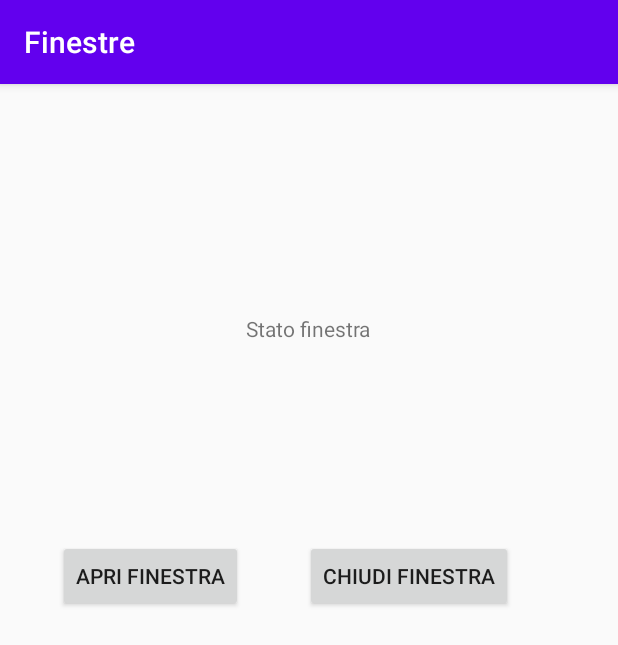
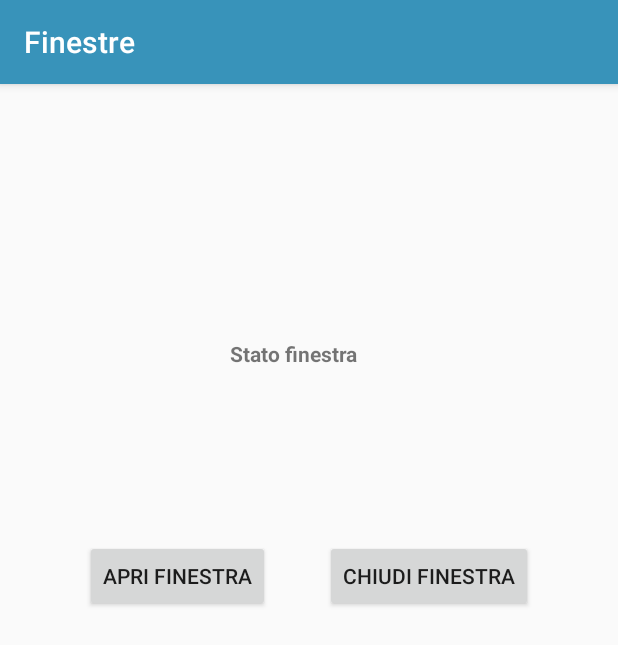
Before and after one commit to apanariello4/iot-clean-air, an Android app: the CommandArduino screen opened directly, with no data from a screen before it, on a phone screen of 412 x 824 dp. Shown: the top 645 px of the screen. Run offline under Robolectric (Android 15) with nearby library versions, the phone set to English and light mode, and no system bars; libraries missing offline, so code that uses them is left out: org.eclipse.paho; 3 statements that could not run were skipped.

```diff
--- a/Client-app (mobile)/app/src/main/java/com/example/finestre/CommandArduino.java
+++ b/Client-app (mobile)/app/src/main/java/com/example/finestre/CommandArduino.java
@@ -37,8 +37,9 @@ public class CommandArduino extends AppCompatActivity {
 
     TextView tv, qrcode;
     Button btn1, btn2;
-    private String server = "http://151.81.17.207:5000";
-    private String url = "http://151.81.17.207:5000/api/v1/sensor/status?uuid=";
+    private String server = "http://151.81.28.142:5000";
+    private String url = "http://151.81.28.142:5000/api/v1/sensor/status?uuid=";
+    private String broker = "tcp://151.81.28.142:1883";
     @Override
     protected void onCreate(Bundle savedInstanceState) {
         super.onCreate(savedInstanceState);
@@ -55,7 +56,7 @@ public class CommandArduino extends AppCompatActivity {
 
         String clientId = MqttClient.generateClientId();
         final MqttAndroidClient client = new MqttAndroidClient(CommandArduino.this,
-                "tcp://151.81.17.207:1883", clientId);
+                broker, clientId);
 
 
         getStatusWindow(uuid,url);
--- a/Client-app (mobile)/app/src/main/res/layout/command_arduino.xml
+++ b/Client-app (mobile)/app/src/main/res/layout/command_arduino.xml
@@ -10,19 +10,20 @@
         android:id="@+id/WindowState"
         android:layout_width="wrap_content"
         android:layout_height="wrap_content"
+        android:textStyle="bold"
         android:text="Stato finestra"
         app:layout_constraintBottom_toBottomOf="parent"
-        app:layout_constraintHorizontal_bias="0.498"
+        app:layout_constraintHorizontal_bias="0.47"
         app:layout_constraintLeft_toLeftOf="parent"
         app:layout_constraintRight_toRightOf="parent"
         app:layout_constraintTop_toTopOf="parent"
-        app:layout_constraintVertical_bias="0.205" />
+        app:layout_constraintVertical_bias="0.227" />
 
     <Button
         android:id="@+id/button_open"
         android:layout_width="wrap_content"
         android:layout_height="wrap_content"
-        android:layout_marginEnd="3dp"
+        android:layout_marginStart="20dp"
         android:text="@string/apri_finestra"
         app:layout_constraintBaseline_toBaselineOf="@+id/button_close"
         app:layout_constraintEnd_toStartOf="@+id/button_close"
@@ -33,20 +34,25 @@
         android:layout_width="wrap_content"
         android:layout_height="wrap_content"
         android:layout_marginTop="304dp"
-        android:layout_marginEnd="31dp"
+        android:layout_marginEnd="20dp"
         android:text="@string/chiudi_finestra"
         app:layout_constraintEnd_toEndOf="parent"
         app:layout_constraintStart_toEndOf="@+id/button_open"
         app:layout_constraintTop_toTopOf="parent" />
 
+
+
     <TextView
         android:id="@+id/qrcode_id"
+
         android:layout_width="wrap_content"
         android:layout_height="wrap_content"
-        android:layout_marginStart="256dp"
-        android:layout_marginTop="24dp"
+        android:layout_marginTop="16dp"
+        android:layout_marginEnd="16dp"
         android:text="Codice scansionato"
-        app:layout_constraintStart_toStartOf="parent"
+        android:textStyle="bold"
+        app:layout_constraintEnd_toEndOf="parent"
         app:layout_constraintTop_toTopOf="parent" />
 
+
 </androidx.constraintlayout.widget.ConstraintLayout>
--- a/Client-app (mobile)/app/src/main/res/values/colors.xml
+++ b/Client-app (mobile)/app/src/main/res/values/colors.xml
@@ -1,6 +1,7 @@
 <?xml version="1.0" encoding="utf-8"?>
 <resources>
-    <color name="colorPrimary">#6200EE</color>
+    <color name="colorPrimary">#3893ba</color>
     <color name="colorPrimaryDark">#3700B3</color>
     <color name="colorAccent">#03DAC5</color>
+    <color name="colorWhite">#ffffff</color>
 </resources>
```
